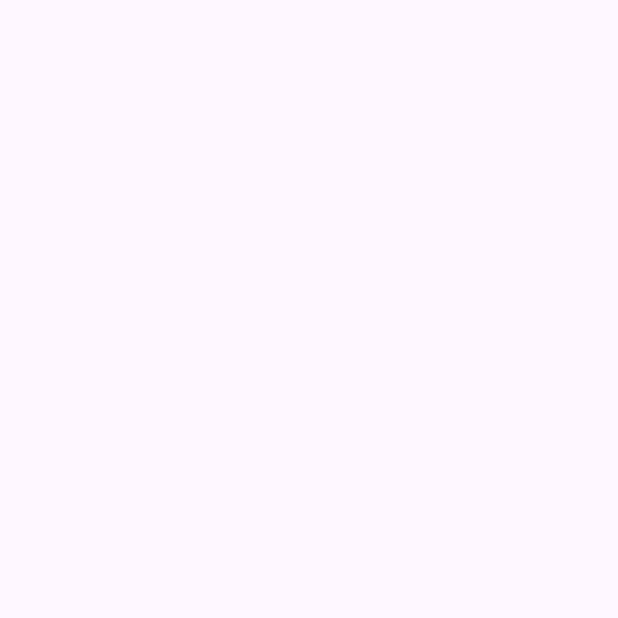
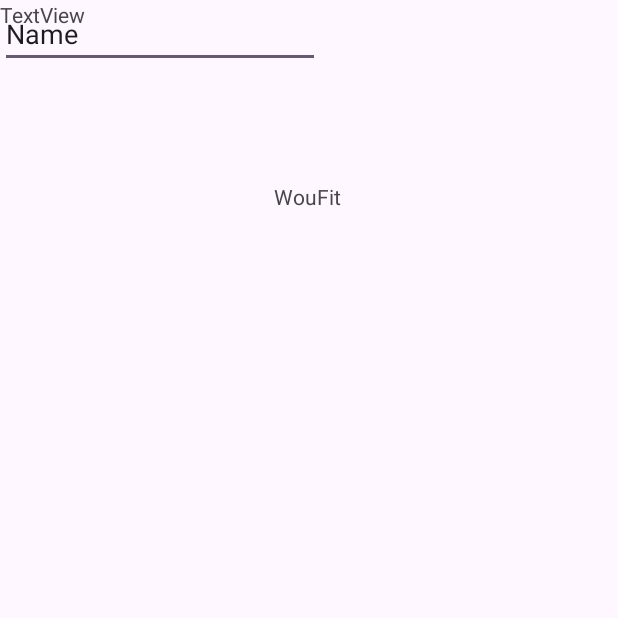
Before and after one commit to EricWou/WouFit, an Android app: the screen it shows after launch (MainActivity), on a phone screen of 412 x 824 dp, the top half of it. Before the commit the part shown is empty. Run offline under Robolectric (Android 15) with nearby library versions, the phone set to English and light mode, and no system bars.

Commit message:
Minor update to 1st screen

```diff
--- a/app/src/main/java/com/example/woufit/model/Workouts.java
+++ b/app/src/main/java/com/example/woufit/model/Workouts.java
@@ -5,5 +5,5 @@ import java.util.ArrayList;
 public class Workouts {
 
     private String workoutID;
-    private ArrayList<Exercises> listOfWorkouts;
+    private ArrayList<Exercises> listOfExercises;
 }
--- a/app/src/main/res/layout/activity_main.xml
+++ b/app/src/main/res/layout/activity_main.xml
@@ -8,5 +8,34 @@
     tools:context=".MainActivity">
 
 
+    <TextView
+        android:id="@+id/app_title_text_view"
+        android:layout_width="wrap_content"
+        android:layout_height="wrap_content"
+        android:text="@string/app_title_text_view"
+        app:layout_constraintBottom_toBottomOf="parent"
+        app:layout_constraintEnd_toEndOf="parent"
+        app:layout_constraintHorizontal_bias="0.498"
+        app:layout_constraintStart_toStartOf="parent"
+        app:layout_constraintTop_toTopOf="parent"
+        app:layout_constraintVertical_bias="0.151" />
+
+    <EditText
+        android:id="@+id/editTextText"
+        android:layout_width="wrap_content"
+        android:layout_height="wrap_content"
+        android:ems="10"
+        android:inputType="text"
+        android:text="Name"
+        tools:layout_editor_absoluteX="103dp"
+        tools:layout_editor_absoluteY="389dp" />
+
+    <TextView
+        android:id="@+id/textView2"
+        android:layout_width="wrap_content"
+        android:layout_height="wrap_content"
+        android:text="TextView"
+        tools:layout_editor_absoluteX="103dp"
+        tools:layout_editor_absoluteY="360dp" />
 
 </androidx.constraintlayout.widget.ConstraintLayout>
--- a/app/src/main/res/values/strings.xml
+++ b/app/src/main/res/values/strings.xml
@@ -1,3 +1,4 @@
 <resources>
     <string name="app_name">WouFit</string>
+    <string name="app_title_text_view">WouFit</string>
 </resources>
```
